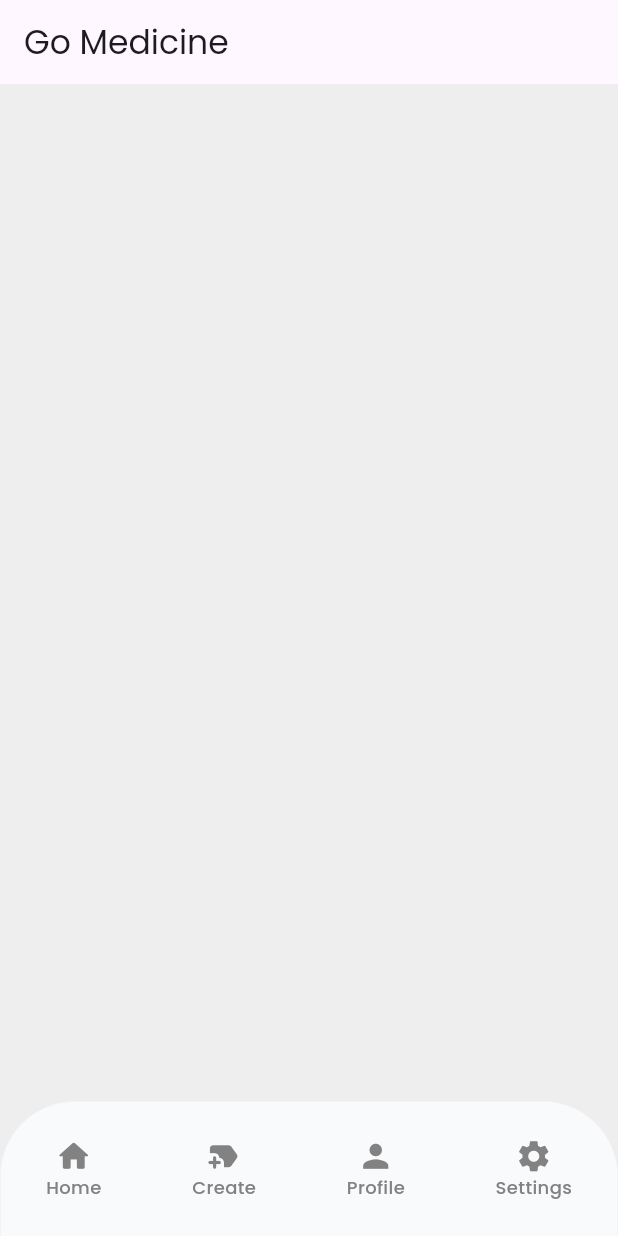
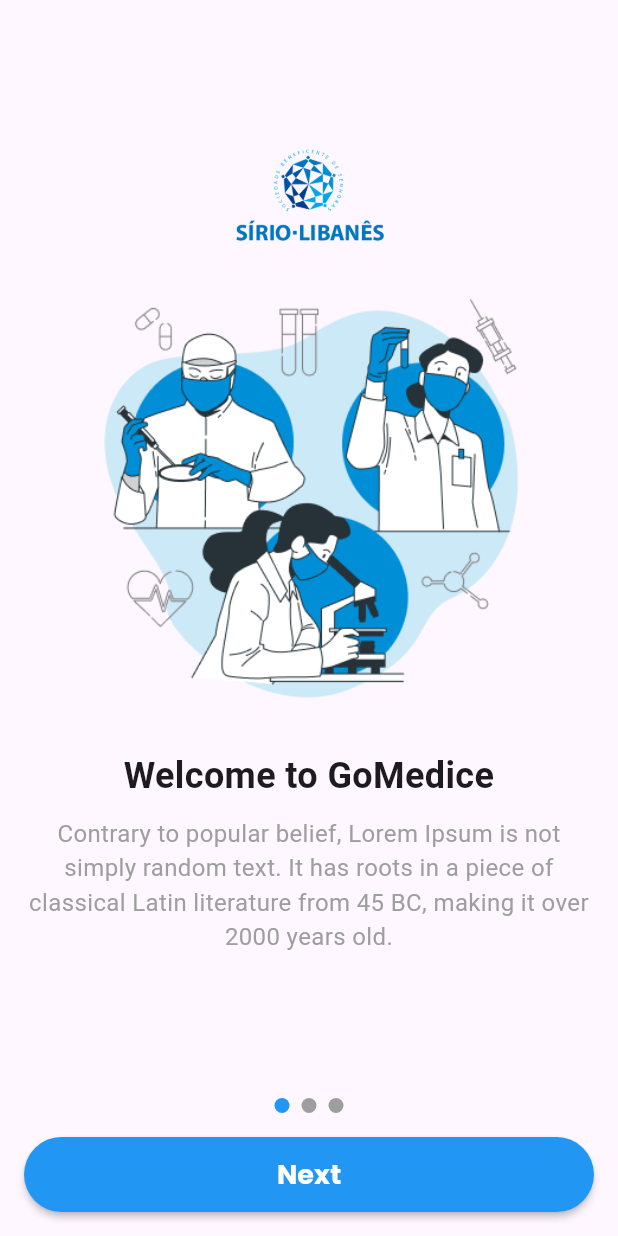
Before and after one commit to Inteli-College/2024-1B-T02-EC10-G04, a Flutter app: the screen it shows after launch, on a phone screen of 412 x 824 dp. Run offline on Flutter 3.47's test engine with Material 3 defaults, Android fonts, the phone set to English and light mode, and no system bars; drawn by our look-alikes of smooth_page_indicator.

Commit message:
feat: logo and onboarding screen

```diff
--- /dev/null
+++ b/mobile/lib/pages/onboarding_page.dart
@@ -0,0 +1,142 @@
+import 'package:flutter/material.dart';
+import 'package:mobile/pages/login_page.dart';
+import 'package:mobile/widgets/custom_button.dart';
+import 'package:smooth_page_indicator/smooth_page_indicator.dart';
+
+class OnboardingScreen extends StatefulWidget {
+  const OnboardingScreen({super.key});
+
+  @override
+  _OnboardingScreenState createState() {
+    return _OnboardingScreenState();
+  }
+}
+
+class _OnboardingScreenState extends State<OnboardingScreen> {
+  final PageController _controller = PageController();
+
+  @override
+  Widget build(BuildContext context) {
+    return Scaffold(
+      body: Column(
+        children: [
+          Expanded(
+            child: PageView(
+              controller: _controller,
+              children: const [
+                OnboardingPage(
+                  imagePath: 'assets/images/onboarding_1.png',
+                  title: 'Welcome to GoMedice',
+                  description:
+                      'Contrary to popular belief, Lorem Ipsum is not simply random text. It has roots in a piece of classical Latin literature from 45 BC, making it over 2000 years old.',
+                ),
+                OnboardingPage(
+                  imagePath: 'assets/images/onboarding_2.png',
+                  title: 'Discover Features',
+                  description:
+                      'Learn about the various features available in our app that make it easy for you to manage your health and wellness.',
+                ),
+                OnboardingPage(
+                  imagePath: 'assets/images/onboarding_3.png',
+                  title: 'Get Started',
+                  description:
+                      'Sign up today and start experiencing the benefits of our app!',
+                ),
+              ],
+            ),
+          ),
+          Padding(
+            padding: const EdgeInsets.all(16.0),
+            child: Column(
+              children: [
+                SmoothPageIndicator(
+                  controller: _controller,
+                  count: 3,
+                  effect: const WormEffect(
+                    dotColor: Colors.grey,
+                    activeDotColor: Colors.blue,
+                    dotHeight: 10,
+                    dotWidth: 10,
+                  ),
+                ),
+                const SizedBox(height: 16),
+                CustomButton(
+                  icon: const Icon(Icons.arrow_forward),
+                  label: 'Next',
+                  onPressed: () {
+                    if (_controller.page == 2) {
+                      Navigator.of(context).pushReplacement(
+                        MaterialPageRoute(
+                          builder: (context) => const LoginScreen(),
+                        ),
+                      );
+                    } else {
+                      _controller.nextPage(
+                        duration: const Duration(milliseconds: 500),
+                        curve: Curves.easeInOut,
+                      );
+                    }
+                  },
+                  isEnabled: true,
+                ),
+              ],
+            ),
+          ),
+        ],
+      ),
+    );
+  }
+}
+
+class OnboardingPage extends StatelessWidget {
+  final String imagePath;
+  final String title;
+  final String description;
+
+  const OnboardingPage({
+    super.key,
+    required this.imagePath,
+    required this.title,
+    required this.description,
+  });
+
+  @override
+  Widget build(BuildContext context) {
+    return Padding(
+      padding: const EdgeInsets.all(16.0),
+      child: Column(
+        mainAxisAlignment: MainAxisAlignment.center,
+        children: [
+          Image.asset(
+            'assets/images/logo.png',
+            width: 100,
+            height: 100,
+          ),
+          Image.asset(
+            imagePath,
+            height: 300,
+            width: 300,
+          ),
+          const SizedBox(height: 20),
+          Text(
+            title,
+            textAlign: TextAlign.center,
+            style: const TextStyle(
+              fontSize: 24,
+              fontWeight: FontWeight.bold,
+            ),
+          ),
+          const SizedBox(height: 10),
+          Text(
+            description,
+            textAlign: TextAlign.center,
+            style: const TextStyle(
+              fontSize: 16,
+              color: Colors.grey,
+            ),
+          ),
+        ],
+      ),
+    );
+  }
+}
--- a/mobile/pubspec.yaml
+++ b/mobile/pubspec.yaml
@@ -30,6 +30,7 @@ environment:
 dependencies:
   flutter:
     sdk: flutter
+  smooth_page_indicator: ^1.1.0
 
 
   # The following adds the Cupertino Icons font to your application.
@@ -57,6 +58,9 @@ flutter:
   # included with your application, so that you can use the icons in
   # the material Icons class.
   uses-material-design: true
+  assets:
+   - assets/images/
+
   fonts:
     - family: Poppins
       fonts:
```
Also changed, not shown: mobile/lib/main.dart (+2 -15 lines), mobile/lib/pages/login_page.dart (added, +17 -0 lines), mobile/lib/pages/logo_page.dart (added, +73 -0 lines), mobile/assets/images/logo.png (added), mobile/assets/images/onboarding_1.png (added), mobile/assets/images/onboarding_2.png (added), mobile/assets/images/onboarding_3.png (added), mobile/pubspec.lock, 1 other file.
